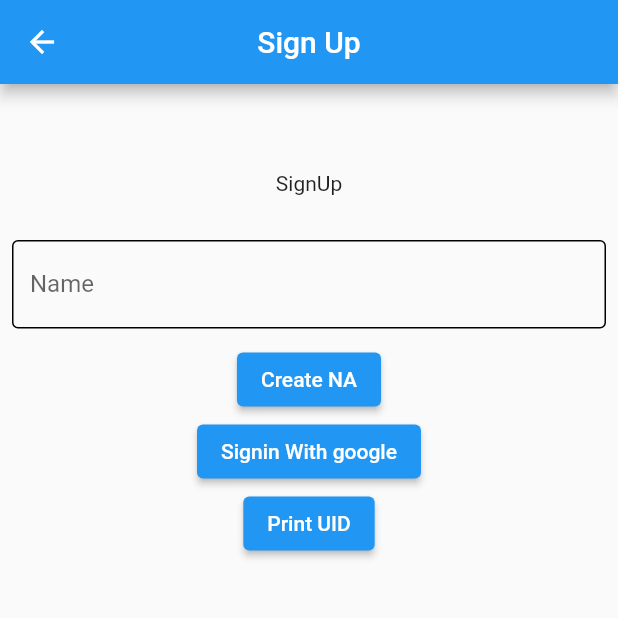
After one commit to junaid140/flutter_course, a Flutter app: the CreateNA screen opened directly, after a tap on "Signin With google", on a phone screen of 412 x 824 dp, the top half of it. The commit adds this screen. Run offline on Flutter 3.47's test engine with Material 2 defaults, Android fonts, the phone set to English and light mode, and no system bars; our stand-ins replace camera, carousel_slider, cloud_firestore, file_picker, firebase_auth, firebase_core and 7 more; missing offline and left inert: advanced_datatable, clipboard, esys_flutter_share_plus, horizontal_data_table, onboarding_intro_screen; accounts and stored records are empty; network calls fail; key blocks and very long unbroken strings in the code were emptied for the run.

Commit message:
27-02-2022

```diff
--- a/lib/main.dart
+++ b/lib/main.dart
@@ -41,7 +41,7 @@ class MyApp extends StatelessWidget {
       theme: ThemeData(
         primarySwatch: Colors.blue,
       ),
-      home:  Product(),
+      home:  Login(),
     );
   }
 }
--- /dev/null
+++ b/lib/screens/na/create_na.dart
@@ -0,0 +1,134 @@
+import 'package:cloud_firestore/cloud_firestore.dart';
+import 'package:firebase_auth/firebase_auth.dart';
+import 'package:flutter/material.dart';
+import 'package:flutter_course/data/services/api_services.dart';
+import 'package:flutter_course/screens/users.dart';
+import 'package:google_sign_in/google_sign_in.dart';
+
+class CreateNA extends StatefulWidget {
+  const CreateNA({Key? key}) : super(key: key);
+
+  @override
+  State<CreateNA> createState() => _CreateNAState();
+}
+
+class _CreateNAState extends State<CreateNA> {
+  GoogleSignIn googleSignIn = GoogleSignIn();
+
+  GlobalKey<FormState> formKey = GlobalKey<FormState>();
+  TextEditingController name = TextEditingController();
+  @override
+  Widget build(BuildContext context) {
+    return Scaffold(
+      appBar: AppBar(
+        title: Text("Sign Up"),
+        centerTitle: true,
+      ),
+      body: Container(
+        child: Form(key: formKey,
+          child: Padding(
+            padding: const EdgeInsets.all(8.0),
+            child: Column(
+              children: [
+                SizedBox(height: 50,),
+
+                Text("SignUp"),
+                SizedBox(height: 30,),
+                TextFormField(
+                  controller: name,
+                  decoration:InputDecoration (
+                  hintText: "Enter name",
+                    labelText: "Name",
+                    border: OutlineInputBorder(
+
+                    ),
+                    focusedBorder: OutlineInputBorder(
+
+                    ),
+                    enabledBorder: OutlineInputBorder(
+
+                    ),
+                  ),
+                ),
+                SizedBox(height: 10,),
+
+                ElevatedButton(onPressed: ()async{
+                  print("-----");
+                  try{
+                    var data = ApiServices().createNA(name);
+                    print(data);
+
+                  }
+                  catch(e){
+                    print(e);
+
+                  }
+
+                }, child: Text("Create NA")),
+
+                ElevatedButton(
+                onPressed: ()async{
+                 try {
+                        GoogleSignIn _googleSignIn = GoogleSignIn();
+                        GoogleSignInAccount? googleAccount =
+                            await _googleSignIn.signIn();
+                        GoogleSignInAuthentication? googleSignInAuthentication =
+                            await googleAccount!.authentication;
+
+                        OAuthCredential googleAuthProvider =
+                            GoogleAuthProvider.credential(
+                                idToken: googleSignInAuthentication.idToken,
+                                accessToken:
+                                    googleSignInAuthentication.accessToken);
+
+                        UserCredential userCredential = await FirebaseAuth
+                            .instance
+                            .signInWithCredential(googleAuthProvider);
+                        User? user = userCredential.user;
+                        if(user!.uid.isNotEmpty){
+                          FirebaseFirestore.instance.collection("user").where("uid",isEqualTo: user.uid).get().then((value) async{
+                            if(value.docs.isEmpty){
+                              await FirebaseFirestore.instance.collection("user").doc("${user.uid}")
+                                  .set({
+                                "email":user.email,
+                                "uid":user.uid
+                              });
+
+                            }
+                            else{
+                              print("User Exist");
+                            }
+                          });
+                        }
+
+                      }catch(e){
+                   print(e);
+                 }
+                    }, child: Text("Signin With google")),
+                FirebaseAuth.instance.currentUser!.uid.isNotEmpty? ElevatedButton(
+                onPressed: ()async{
+                 try {
+                   print("------");
+                  await googleSignIn.signOut();
+                  await FirebaseAuth.instance.signOut();
+
+                      }catch(e){
+                   print(e);
+                 }
+                    }, child: Text("SignOut google")):Container(),
+                ElevatedButton(onPressed: (){
+                  print(   FirebaseAuth.instance.currentUser!.uid);
+                }, child: Text("Print UID"))
+              ],
+            ),
+          ),
+        ),
+      ),
+
+    );
+  }
+}
+
+
+firebaseFirestore()async{
+}
--- a/lib/utill/app_constents.dart
+++ b/lib/utill/app_constents.dart
@@ -1,19 +1,29 @@
 
 class AppConstants{
 
-  static const String baseUrl = "https://fakestoreapi.com";
+  static const String baseUrl = "https://teamwkb.com/api";
   static const String user = "$baseUrl/users";
+  static const String adminUrl = "$baseUrl/admin";
+
+
 
   //auth APIs
   static const String auth = "$baseUrl/auth";
-  static const String login = "$auth/login";
 
   static const String baseUrl1 = "https://game.shopziaa.com/api";
   static const String login1 = "$baseUrl1/auth/login";
   static const String register1 = "$baseUrl1/auth/register";
 
 
+  //admin Apis
+
+  static const String adminLogin = "$adminUrl/login";
+  static const String nAUrl = "$baseUrl/NA";
 
 
 
+  //static Variables
+  static const String token = "token";
+
+
 }
--- a/pubspec.yaml
+++ b/pubspec.yaml
@@ -42,6 +42,7 @@ dependencies:
   percent_indicator: ^4.2.2
   firebase_auth: ^4.2.5
   cloud_firestore: ^4.3.1
+  shared_preferences: ^2.0.18
 
   # The following adds the Cupertino Icons font to your application.
   # Use with the CupertinoIcons class for iOS style icons.
```
Also changed, not shown: lib/data/services/api_services.dart (+84 -12 lines), lib/screens/na/na_page.dart (added, +19 -0 lines), lib/screens/user/user_list.dart (+105 -6 lines), lib/screens/user/user_profile.dart (+5 -5 lines), assets/images/img_1.png (added), pubspec.lock.
